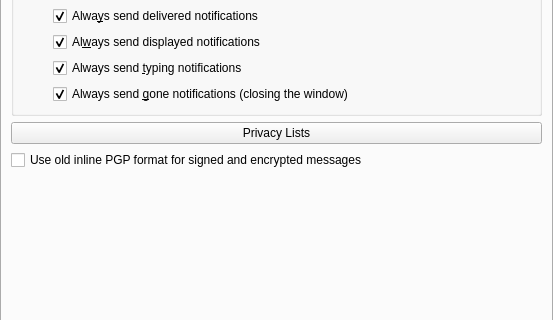
Above: protocols/jabber/ui/dlgjabbereditaccountwidget.ui from KDE/kopete before the change; both pictures show x 0 to 553 and y 151 to 471 of the 553 by 581 pixel window. Below: the same form after it.
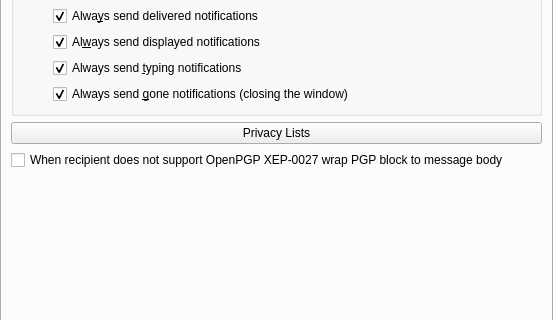
That is the form after the change. The open tabs and pages were chosen to show the change. Custom widgets are drawn as their Qt base class.

Commit message: Use XEP-0027 (Current OpenPGP Usage) instead inline PGP for signed and encrypted messages when recipient client support it

The edit to the form file:
```diff
--- a/protocols/jabber/ui/dlgjabbereditaccountwidget.ui
+++ b/protocols/jabber/ui/dlgjabbereditaccountwidget.ui
@@ -1128,7 +1128,7 @@
        <item>
         <widget class="QCheckBox" name="oldEncrypted" >
          <property name="text" >
-          <string>Use old inline PGP format for signed and encrypted messages</string>
+          <string>When recipient does not support OpenPGP XEP-0027 wrap PGP block to message body</string>
          </property>
         </widget>
        </item>
```
The commit also changes 1 other file.
